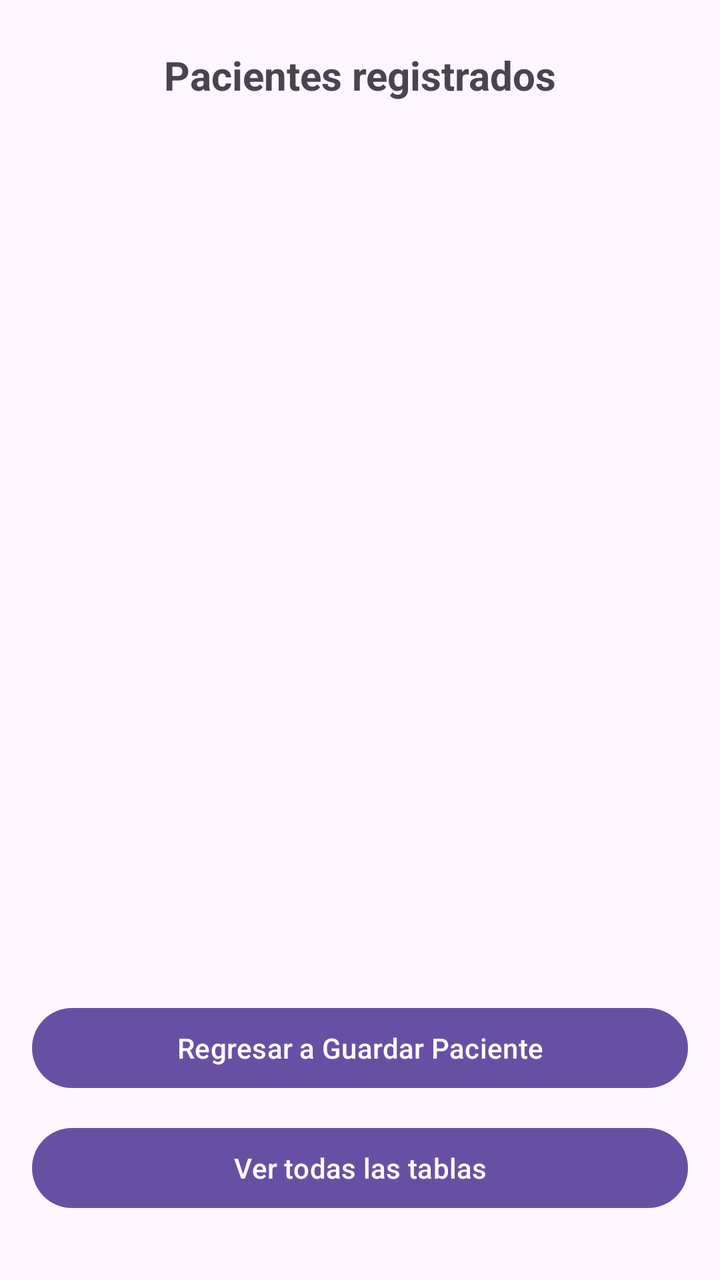
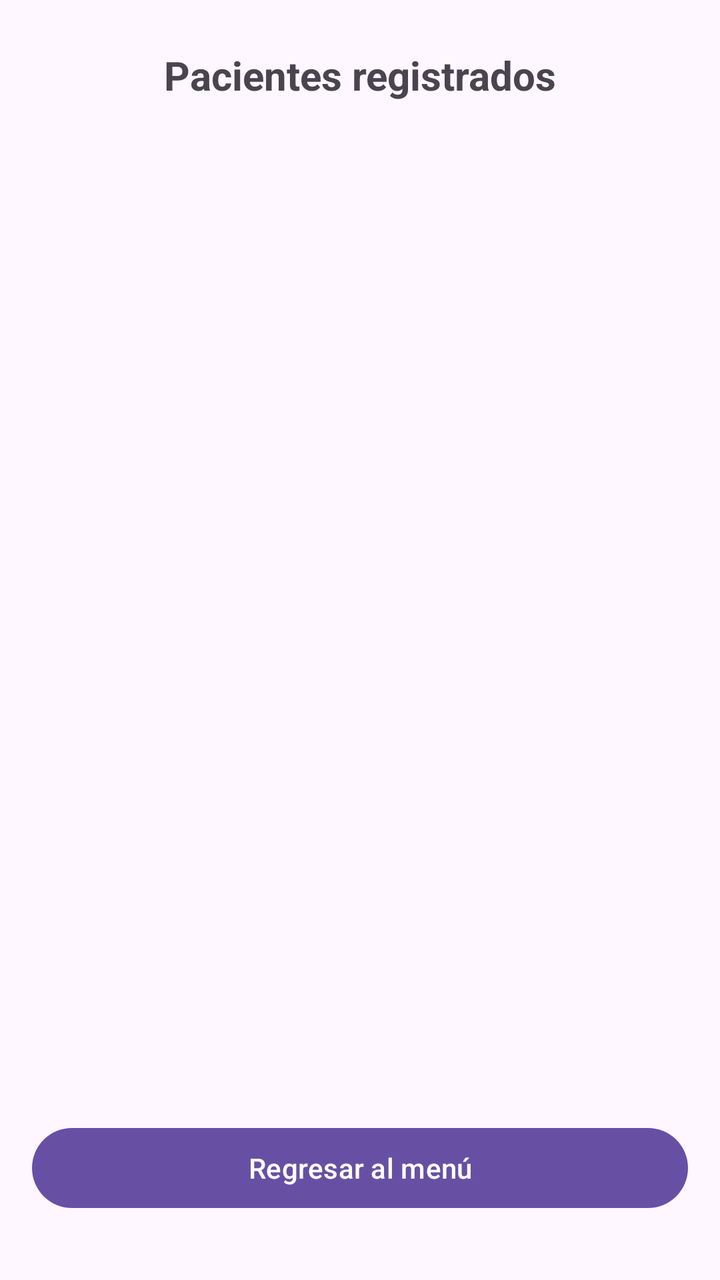

An Android layout rendered at two revisions. The XML below is the earlier revision; the diff shows what the commit changed to produce the second picture.
<!-- AndroidManifest.xml: application theme Theme.ProyectoTheProyect -->
<!-- res/layout/activity_ver_pacientes.xml -->
<?xml version="1.0" encoding="utf-8"?>
<androidx.constraintlayout.widget.ConstraintLayout
    xmlns:android="http://schemas.android.com/apk/res/android"
    xmlns:app="http://schemas.android.com/apk/res-auto"
    xmlns:tools="http://schemas.android.com/tools"
    android:id="@+id/main"
    android:layout_width="match_parent"
    android:layout_height="match_parent"
    android:padding="16dp"
    tools:context=".VerPacientesActivity">

    
    <TextView
        android:id="@+id/tvTituloPacientes"
        android:layout_width="wrap_content"
        android:layout_height="wrap_content"
        android:text="Pacientes registrados"
        android:textSize="20sp"
        android:textStyle="bold"
        app:layout_constraintTop_toTopOf="parent"
        app:layout_constraintStart_toStartOf="parent"
        app:layout_constraintEnd_toEndOf="parent"
        android:layout_marginTop="8dp"/>

    
    <TextView
        android:id="@+id/tvSinPacientes"
        android:layout_width="wrap_content"
        android:layout_height="wrap_content"
        android:text="No hay pacientes registrados todavía"
        android:textColor="#888888"
        android:visibility="gone"
        app:layout_constraintTop_toBottomOf="@id/tvTituloPacientes"
        app:layout_constraintBottom_toTopOf="@id/btnVolverGuardarPaciente"
        app:layout_constraintStart_toStartOf="parent"
        app:layout_constraintEnd_toEndOf="parent"/>

    
    <androidx.recyclerview.widget.RecyclerView
        android:id="@+id/rvPacientes"
        android:layout_width="0dp"
        android:layout_height="0dp"
        app:layout_constraintTop_toBottomOf="@id/tvTituloPacientes"
        app:layout_constraintStart_toStartOf="parent"
        app:layout_constraintEnd_toEndOf="parent"
        app:layout_constraintBottom_toTopOf="@id/btnVolverGuardarPaciente"
        android:layout_marginTop="16dp"
        android:layout_marginBottom="16dp"
        tools:listitem="@layout/item_paciente" />

    
    <Button
        android:id="@+id/btnVolverGuardarPaciente"
        android:layout_width="0dp"
        android:layout_height="wrap_content"
        android:text="Regresar a Guardar Paciente"
        app:layout_constraintBottom_toTopOf="@id/btnIrVerTablas"
        app:layout_constraintStart_toStartOf="parent"
        app:layout_constraintEnd_toEndOf="parent"
        android:layout_marginBottom="12dp"/>

    
    <Button
        android:id="@+id/btnIrVerTablas"
        android:layout_width="0dp"
        android:layout_height="wrap_content"
        android:text="Ver todas las tablas"
        app:layout_constraintBottom_toBottomOf="parent"
        app:layout_constraintStart_toStartOf="parent"
        app:layout_constraintEnd_toEndOf="parent"
        android:layout_marginBottom="16dp"/>

</androidx.constraintlayout.widget.ConstraintLayout>
<!-- res/layout/item_paciente.xml (included above) -->
<?xml version="1.0" encoding="utf-8"?>
<androidx.cardview.widget.CardView
    xmlns:android="http://schemas.android.com/apk/res/android"
    android:layout_width="match_parent"
    android:layout_height="wrap_content"
    android:layout_marginBottom="10dp"
    app:cardCornerRadius="8dp"
    app:cardElevation="3dp"
    xmlns:app="http://schemas.android.com/apk/res-auto">

    <LinearLayout
        android:layout_width="match_parent"
        android:layout_height="wrap_content"
        android:orientation="vertical"
        android:padding="14dp">

        <TextView
            android:id="@+id/tvNombreItem"
            android:layout_width="wrap_content"
            android:layout_height="wrap_content"
            android:text="Nombre del paciente"
            android:textSize="16sp"
            android:textStyle="bold"/>

        <TextView
            android:id="@+id/tvEdadTelefonoItem"
            android:layout_width="wrap_content"
            android:layout_height="wrap_content"
            android:text="Edad: -- | Tel: --"
            android:textSize="13sp"
            android:textColor="#555555"
            android:layout_marginTop="4dp"/>

        <TextView
            android:id="@+id/tvDoctorItem"
            android:layout_width="wrap_content"
            android:layout_height="wrap_content"
            android:text="Atendido por: --"
            android:textSize="13sp"
            android:textStyle="italic"
            android:textColor="#2E7D32"
            android:layout_marginTop="4dp"/>

    </LinearLayout>
</androidx.cardview.widget.CardView>
<!-- resources referenced by this layout -->
<resources>
  <style name="Theme.ProyectoTheProyect" parent="Base.Theme.ProyectoTheProyect" />
  <style name="Base.Theme.ProyectoTheProyect" parent="Theme.Material3.DayNight.NoActionBar">
          
          
      </style>
</resources>

<!-- the commit's change to res/layout/activity_ver_pacientes.xml (unified diff, before → after) -->
@@ -31,7 +31,7 @@
         android:textColor="#888888"
         android:visibility="gone"
         app:layout_constraintTop_toBottomOf="@id/tvTituloPacientes"
-        app:layout_constraintBottom_toTopOf="@id/btnVolverGuardarPaciente"
+        app:layout_constraintBottom_toTopOf="@id/btnVolverMenu"
         app:layout_constraintStart_toStartOf="parent"
         app:layout_constraintEnd_toEndOf="parent"/>
 
@@ -43,28 +43,17 @@
         app:layout_constraintTop_toBottomOf="@id/tvTituloPacientes"
         app:layout_constraintStart_toStartOf="parent"
         app:layout_constraintEnd_toEndOf="parent"
-        app:layout_constraintBottom_toTopOf="@id/btnVolverGuardarPaciente"
+        app:layout_constraintBottom_toTopOf="@id/btnVolverMenu"
         android:layout_marginTop="16dp"
         android:layout_marginBottom="16dp"
         tools:listitem="@layout/item_paciente" />
 
     
     <Button
-        android:id="@+id/btnVolverGuardarPaciente"
+        android:id="@+id/btnVolverMenu"
         android:layout_width="0dp"
         android:layout_height="wrap_content"
-        android:text="Regresar a Guardar Paciente"
-        app:layout_constraintBottom_toTopOf="@id/btnIrVerTablas"
-        app:layout_constraintStart_toStartOf="parent"
-        app:layout_constraintEnd_toEndOf="parent"
-        android:layout_marginBottom="12dp"/>
-
-    
-    <Button
-        android:id="@+id/btnIrVerTablas"
-        android:layout_width="0dp"
-        android:layout_height="wrap_content"
-        android:text="Ver todas las tablas"
+        android:text="Regresar al menú"
         app:layout_constraintBottom_toBottomOf="parent"
         app:layout_constraintStart_toStartOf="parent"
         app:layout_constraintEnd_toEndOf="parent"
